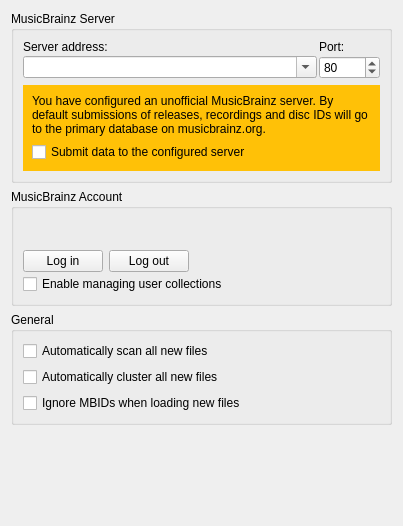
Qt form ui/options_general.ui (metabrainz/picard) before a commit.
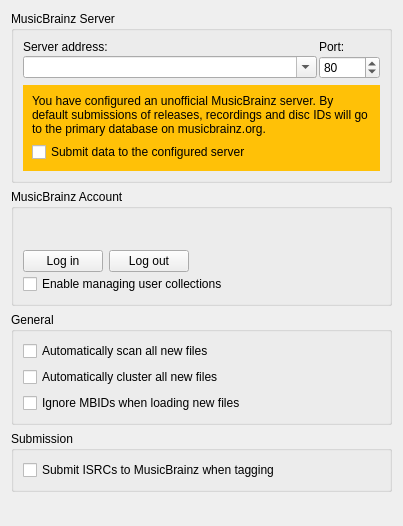
The same form after that commit.

Commit message:
Add ISRC submission option to General options page
Add 'Submission' group box with 'Submit ISRCs to MusicBrainz
when tagging' checkbox to the General options page.

Diff of the .ui file:
```diff
--- a/ui/options_general.ui
+++ b/ui/options_general.ui
@@ -212,6 +212,25 @@
      </layout>
     </widget>
    </item>
+   <item>
+    <widget class="QGroupBox" name="submission_box">
+     <property name="title">
+      <string>Submission</string>
+     </property>
+     <layout class="QVBoxLayout" name="verticalLayout_2">
+      <item>
+       <widget class="QCheckBox" name="submit_isrcs">
+        <property name="toolTip">
+         <string>When enabled, ISRCs found in files that are not yet associated with the matched recording in MusicBrainz can be submitted.</string>
+        </property>
+        <property name="text">
+         <string>Submit ISRCs to MusicBrainz when tagging</string>
+        </property>
+       </widget>
+      </item>
+     </layout>
+    </widget>
+   </item>
    <item>
     <spacer>
      <property name="orientation">
```
Left out of the diff: 1 changed line with no effect on the pictures. The commit also changes 2 other files.
